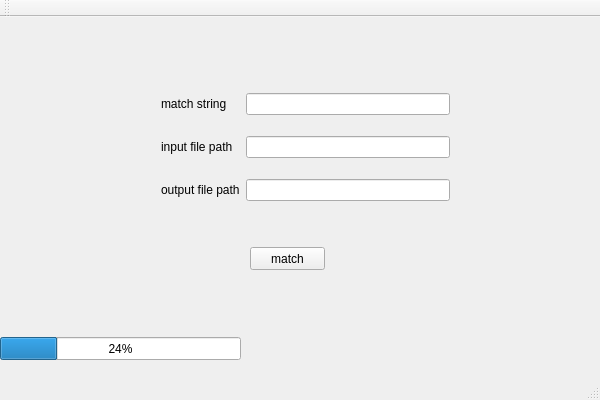
This is helloQT/helloQT/helloqt.ui in a773768513/MyRepository as Qt 5 draws it before an edit. The edited form follows.
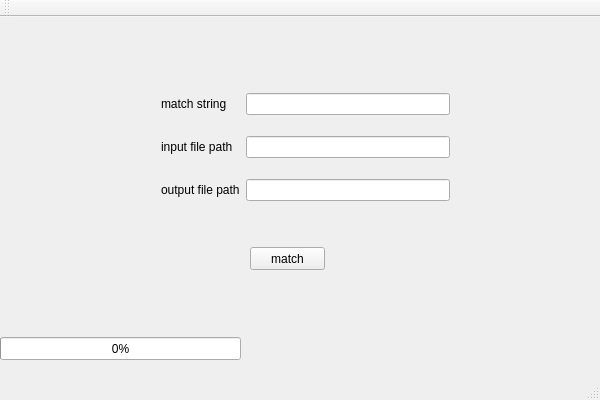
This is the edited form.

The edit to the form file:
```diff
--- a/helloQT/helloQT/helloqt.ui
+++ b/helloQT/helloQT/helloqt.ui
@@ -90,7 +90,7 @@
      </rect>
     </property>
     <property name="value">
-     <number>24</number>
+     <number>0</number>
     </property>
    </widget>
   </widget>
```
